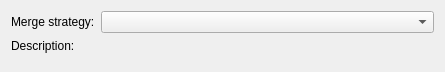
First picture: the form in krita/ui/forms/wdgmetadatamergestrategychooser.ui, repository KDE/krita, before the edit.
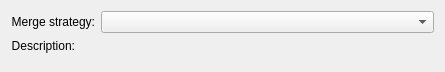
Second picture: the form after the edit.

Commit message:
Fix the alignment of labels in dialogs
Patch by Juan Palacios

```diff
--- a/krita/ui/forms/wdgmetadatamergestrategychooser.ui
+++ b/krita/ui/forms/wdgmetadatamergestrategychooser.ui
@@ -22,6 +22,9 @@
      <property name="text">
       <string>Merge strategy:</string>
      </property>
+     <property name="alignment">
+      <set>Qt::AlignRight|Qt::AlignTrailing|Qt::AlignVCenter</set>
+     </property>
     </widget>
    </item>
    <item row="0" column="1">
@@ -46,7 +49,7 @@
       <string>Description:</string>
      </property>
      <property name="alignment">
-      <set>Qt::AlignLeading|Qt::AlignLeft|Qt::AlignTop</set>
+      <set>Qt::AlignRight|Qt::AlignTop|Qt::AlignTrailing</set>
      </property>
     </widget>
    </item>
```
The commit also changes 71 other files.
